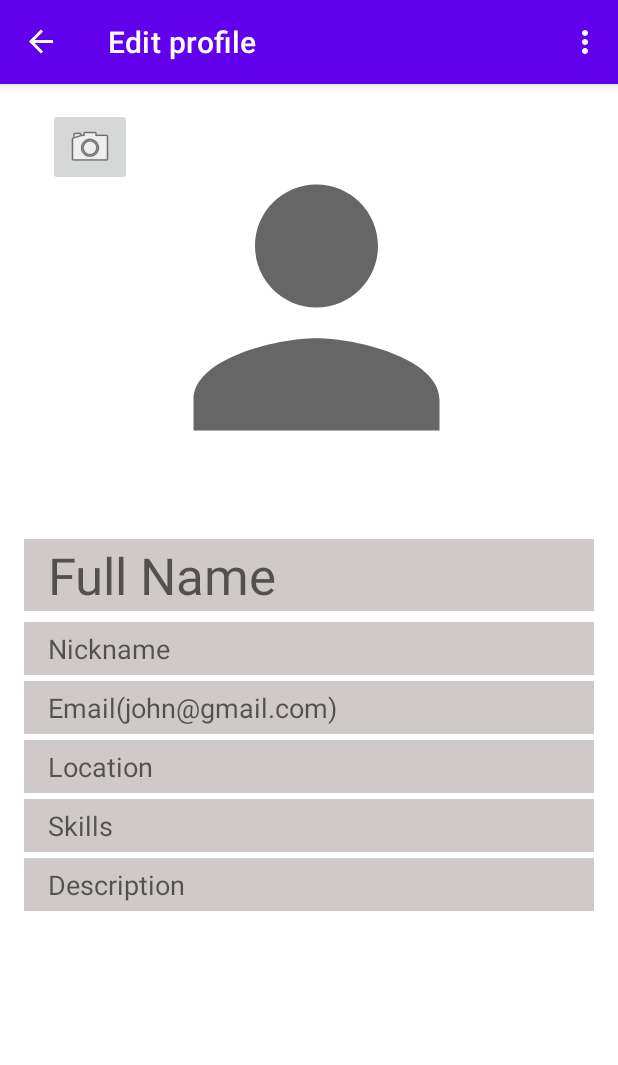
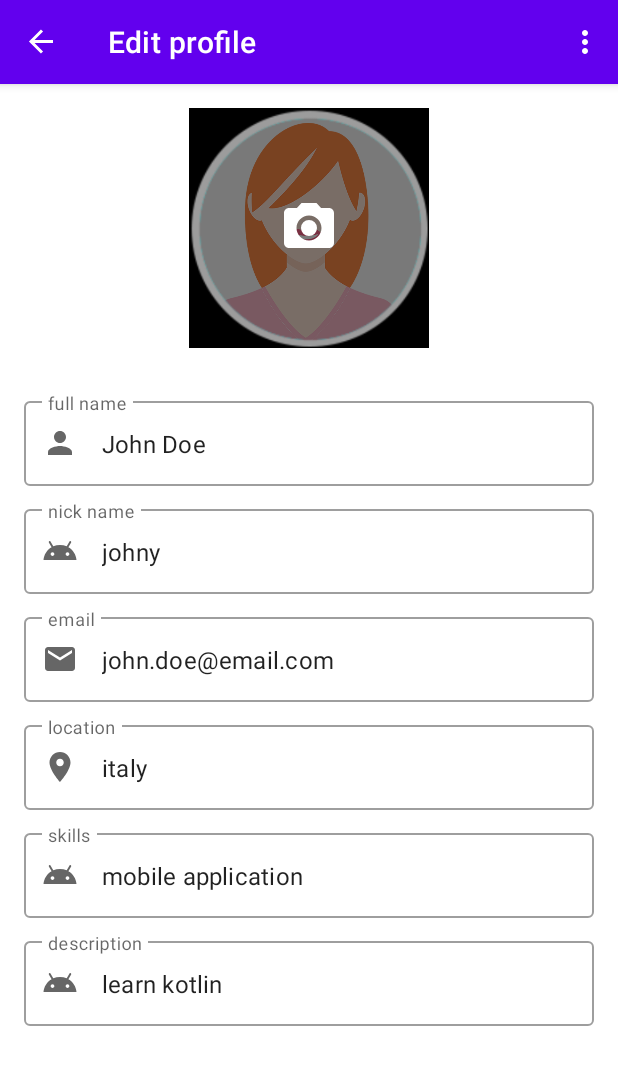
Before and after one commit to mosi14/TimeBankingApplication, an Android app: the EditProfileFragment screen opened through its navigation route, on a phone screen of 412 x 824 dp. Shown: the top 1065 px of the screen. Run offline under Robolectric (Android 15) with nearby library versions, the phone set to English and light mode, and no system bars; our stand-ins replace navigation-ui.

Commit message:
change edit profile view

```diff
--- /dev/null
+++ b/app/src/main/res/drawable/ic_baseline_android_24.xml
@@ -0,0 +1,10 @@
+<vector xmlns:android="http://schemas.android.com/apk/res/android"
+    android:width="24dp"
+    android:height="24dp"
+    android:viewportWidth="24"
+    android:viewportHeight="24"
+    android:tint="?attr/colorControlNormal">
+  <path
+      android:fillColor="@android:color/white"
+      android:pathData="M17.6,9.48l1.84,-3.18c0.16,-0.31 0.04,-0.69 -0.26,-0.85c-0.29,-0.15 -0.65,-0.06 -0.83,0.22l-1.88,3.24c-2.86,-1.21 -6.08,-1.21 -8.94,0L5.65,5.67c-0.19,-0.29 -0.58,-0.38 -0.87,-0.2C4.5,5.65 4.41,6.01 4.56,6.3L6.4,9.48C3.3,11.25 1.28,14.44 1,18h22C22.72,14.44 20.7,11.25 17.6,9.48zM7,15.25c-0.69,0 -1.25,-0.56 -1.25,-1.25c0,-0.69 0.56,-1.25 1.25,-1.25S8.25,13.31 8.25,14C8.25,14.69 7.69,15.25 7,15.25zM17,15.25c-0.69,0 -1.25,-0.56 -1.25,-1.25c0,-0.69 0.56,-1.25 1.25,-1.25s1.25,0.56 1.25,1.25C18.25,14.69 17.69,15.25 17,15.25z"/>
+</vector>
--- /dev/null
+++ b/app/src/main/res/drawable/ic_baseline_camera_alt_24.xml
@@ -0,0 +1,13 @@
+<vector xmlns:android="http://schemas.android.com/apk/res/android"
+    android:width="24dp"
+    android:height="24dp"
+    android:viewportWidth="24"
+    android:viewportHeight="24"
+    android:tint="?attr/colorControlNormal">
+  <path
+      android:fillColor="@android:color/white"
+      android:pathData="M12,12m-3.2,0a3.2,3.2 0,1 1,6.4 0a3.2,3.2 0,1 1,-6.4 0"/>
+  <path
+      android:fillColor="@android:color/white"
+      android:pathData="M9,2L7.17,4L4,4c-1.1,0 -2,0.9 -2,2v12c0,1.1 0.9,2 2,2h16c1.1,0 2,-0.9 2,-2L22,6c0,-1.1 -0.9,-2 -2,-2h-3.17L15,2L9,2zM12,17c-2.76,0 -5,-2.24 -5,-5s2.24,-5 5,-5 5,2.24 5,5 -2.24,5 -5,5z"/>
+</vector>
--- a/app/src/main/res/layout-land/fragment_edit_profile.xml
+++ b/app/src/main/res/layout-land/fragment_edit_profile.xml
@@ -1,121 +1,192 @@
 <?xml version="1.0" encoding="utf-8"?>
+<ScrollView xmlns:android="http://schemas.android.com/apk/res/android"
+    android:layout_width="match_parent"
+    android:layout_height="match_parent" >
 <LinearLayout xmlns:android="http://schemas.android.com/apk/res/android"
     xmlns:app="http://schemas.android.com/apk/res-auto"
     xmlns:tools="http://schemas.android.com/tools"
     android:layout_width="match_parent"
     android:layout_height="match_parent"
     android:orientation="horizontal"
-    android:paddingVertical="16dp"
-    tools:context=".EditProfileFragment">
+    tools:context=".EditProfileFragment"
+    android:baselineAligned="false">
 
-    <LinearLayout
-        android:layout_width="wrap_content"
-        android:layout_height="wrap_content"
-        android:layout_weight="1">
+
+    <RelativeLayout
+        android:id="@+id/ImageLayout"
+        android:layout_width="fill_parent"
+        android:layout_height="fill_parent"
+        android:layout_marginLeft="16dp"
+        android:layout_marginTop="16dp"
+        android:layout_marginRight="16dp"
+        android:layout_weight="2"
+        android:gravity="center"
+        app:layout_constraintEnd_toEndOf="parent"
+        app:layout_constraintStart_toStartOf="parent"
+        app:layout_constraintTop_toTopOf="parent">
+
+
+        <ImageView
+            android:id="@+id/navbar_profileImageView"
+            android:layout_width="160dp"
+            android:layout_height="160dp"
+            android:layout_centerHorizontal="true"
+            android:layout_centerVertical="true"
+            android:background="@drawable/user"
+            android:contentDescription="@string/profile_picture" />
 
         <ImageButton
             android:id="@+id/imageButton"
-            android:layout_width="wrap_content"
-            android:layout_height="wrap_content"
-            android:visibility="visible"
-            app:srcCompat="@android:drawable/ic_menu_camera" />
+            android:layout_width="160dp"
+            android:layout_height="160dp"
+            android:layout_centerHorizontal="true"
+            android:layout_centerVertical="true"
+            android:adjustViewBounds="true"
+            android:background="#A12B2B2B"
+            android:contentDescription="button camera"
+            android:padding="60dp"
+            android:scaleType="fitXY"
+            android:src="@drawable/ic_baseline_camera_alt_24"
+            android:tint="@color/white" />
 
         <ImageView
             android:id="@+id/imageView"
-            android:layout_width="match_parent"
-            android:layout_height="257dp"
-            app:srcCompat="@drawable/ic_baseline_person_24" />
-    </LinearLayout>
+            android:layout_width="160dp"
+            android:layout_height="160dp"
+            android:layout_centerHorizontal="true"
+            android:layout_centerVertical="true"
+            android:background="@drawable/circle"
+            android:contentDescription="@string/profile_picture" />
 
-    <LinearLayout
-        android:layout_width="wrap_content"
-        android:layout_height="wrap_content"
-        android:orientation="vertical"
-        android:layout_weight="2">
+    </RelativeLayout>
 
-        <EditText
-            android:background="#CFC9C9"
-            android:id="@+id/txtEditFullName"
+    <androidx.constraintlayout.widget.ConstraintLayout
+        android:id="@+id/constraintLayout"
+        android:layout_width="fill_parent"
+        android:layout_height="fill_parent"
+        android:layout_marginLeft="16dp"
+        android:layout_marginRight="16dp"
+        android:layout_marginBottom="16dp"
+        android:layout_weight="1"
+        android:paddingTop="20dp"
+        app:layout_constraintBottom_toBottomOf="parent"
+        app:layout_constraintTop_toBottomOf="@+id/ImageLayout">
+
+        <com.google.android.material.textfield.TextInputLayout
+            android:id="@+id/outlinedTextField_fullName"
+            style="@style/Widget.MaterialComponents.TextInputLayout.OutlinedBox"
             android:layout_width="match_parent"
             android:layout_height="wrap_content"
-            android:inputType="text"
-            android:paddingVertical="5dp"
-            android:layout_marginVertical="2dp"
-            android:paddingLeft="16dp"
-            android:paddingRight="16dp"
-            android:text=""
-            android:hint="Full Name"
-            android:textAppearance="@style/TextAppearance.AppCompat.Display1"/>
+            android:layout_marginTop="20dp"
+            android:hint="full name"
+            app:endIconMode="clear_text"
+            app:layout_constraintTop_toTopOf="@id/constraintLayout"
+            app:startIconContentDescription="full name"
+            app:startIconDrawable="@drawable/ic_baseline_person_24">
 
-        <EditText
-            android:background="#CFC9C9"
-            android:id="@+id/txtEditNickname"
+            <com.google.android.material.textfield.TextInputEditText
+                android:id="@+id/txtEditFullName"
+                android:layout_width="match_parent"
+                android:layout_height="wrap_content"
+                android:text="@string/john_doe" />
+        </com.google.android.material.textfield.TextInputLayout>
+
+        <com.google.android.material.textfield.TextInputLayout
+            android:id="@+id/outlinedTextField_nickName"
+            style="@style/Widget.MaterialComponents.TextInputLayout.OutlinedBox"
             android:layout_width="match_parent"
             android:layout_height="wrap_content"
-            android:inputType="text"
-            android:paddingLeft="16dp"
-            android:paddingRight="16dp"
-            android:paddingVertical="5dp"
-            android:layout_marginVertical="2dp"
-            android:text=""
-            android:hint="Nickname"
-            android:textAppearance="@style/TextAppearance.AppCompat.Medium"/>
+            android:layout_marginTop="10dp"
+            android:hint="nick name"
+            app:endIconMode="clear_text"
+            app:layout_constraintTop_toBottomOf="@+id/outlinedTextField_fullName"
+            app:startIconContentDescription="nick name"
+            app:startIconDrawable="@drawable/ic_baseline_android_24">
 
-        <EditText
-            android:background="#CFC9C9"
-            android:id="@+id/txtEditEmail"
+            <com.google.android.material.textfield.TextInputEditText
+                android:id="@+id/txtEditNickname"
+                android:layout_width="match_parent"
+                android:layout_height="wrap_content"
+                android:text="johny" />
+        </com.google.android.material.textfield.TextInputLayout>
+
+        <com.google.android.material.textfield.TextInputLayout
+            android:id="@+id/outlinedTextField_email"
+            style="@style/Widget.MaterialComponents.TextInputLayout.OutlinedBox"
             android:layout_width="match_parent"
             android:layout_height="wrap_content"
-            android:inputType="textEmailAddress"
-            android:paddingLeft="16dp"
-            android:paddingRight="16dp"
-            android:paddingVertical="5dp"
-            android:layout_marginVertical="2dp"
-            android:text=""
-            android:hint="Email(john@abc.com)"
-            android:textAppearance="@style/TextAppearance.AppCompat.Medium"/>
+            android:layout_marginTop="10dp"
+            android:hint="email"
+            app:endIconMode="clear_text"
+            app:layout_constraintTop_toBottomOf="@+id/outlinedTextField_nickName"
+            app:startIconContentDescription="@string/john_doe_email_com"
+            app:startIconDrawable="@drawable/ic_baseline_email_24">
 
-        <EditText
-            android:background="#CFC9C9"
-            android:id="@+id/txtEditLocation"
+            <com.google.android.material.textfield.TextInputEditText
+                android:id="@+id/txtEditEmail"
+                android:layout_width="match_parent"
+                android:layout_height="wrap_content"
+                android:text="@string/john_doe_email_com" />
+        </com.google.android.material.textfield.TextInputLayout>
+
+        <com.google.android.material.textfield.TextInputLayout
+            android:id="@+id/outlinedTextField_location"
+            style="@style/Widget.MaterialComponents.TextInputLayout.OutlinedBox"
             android:layout_width="match_parent"
             android:layout_height="wrap_content"
-            android:inputType="text"
-            android:paddingLeft="16dp"
-            android:paddingRight="16dp"
-            android:paddingVertical="5dp"
-            android:layout_marginVertical="2dp"
-            android:text=""
-            android:hint="Location"
-            android:textAppearance="@style/TextAppearance.AppCompat.Medium" />
+            android:layout_marginTop="10dp"
+            android:hint="location"
+            app:endIconMode="clear_text"
+            app:layout_constraintTop_toBottomOf="@+id/outlinedTextField_email"
+            app:startIconContentDescription="location"
+            app:startIconDrawable="@drawable/ic_baseline_location_on_24">
 
-        <EditText
-            android:background="#CFC9C9"
-            android:id="@+id/txtEditSkills"
-            android:inputType="text"
+            <com.google.android.material.textfield.TextInputEditText
+                android:id="@+id/txtEditLocation"
+                android:layout_width="match_parent"
+                android:layout_height="wrap_content"
+                android:text="italy" />
+        </com.google.android.material.textfield.TextInputLayout>
+
+        <com.google.android.material.textfield.TextInputLayout
+            android:id="@+id/outlinedTextField_skills"
+            style="@style/Widget.MaterialComponents.TextInputLayout.OutlinedBox"
             android:layout_width="match_parent"
             android:layout_height="wrap_content"
-            android:paddingLeft="16dp"
-            android:paddingRight="16dp"
-            android:paddingVertical="5dp"
-            android:layout_marginVertical="2dp"
-            android:text=""
-            android:hint="Skills"
-            android:textAppearance="@style/TextAppearance.AppCompat.Medium" />
+            android:layout_marginTop="10dp"
+            android:hint="skills"
+            app:endIconMode="clear_text"
+            app:layout_constraintTop_toBottomOf="@+id/outlinedTextField_location"
+            app:startIconContentDescription="skills"
+            app:startIconDrawable="@drawable/ic_baseline_android_24">
 
-        <EditText
-            android:background="#CFC9C9"
-            android:inputType="text"
-            android:id="@+id/txtEditDescription"
+            <com.google.android.material.textfield.TextInputEditText
+                android:id="@+id/txtEditSkills"
+                android:layout_width="match_parent"
+                android:layout_height="wrap_content"
+                android:text="mobile application" />
+        </com.google.android.material.textfield.TextInputLayout>
+
+        <com.google.android.material.textfield.TextInputLayout
+            android:id="@+id/outlinedTextField_description"
+            style="@style/Widget.MaterialComponents.TextInputLayout.OutlinedBox"
             android:layout_width="match_parent"
             android:layout_height="wrap_content"
-            android:paddingLeft="16dp"
-            android:paddingRight="16dp"
-            android:paddingVertical="5dp"
-            android:layout_marginVertical="2dp"
-            android:hint="Description"
-            android:text=""
-            android:textAppearance="@style/TextAppearance.AppCompat.Medium" />
-    </LinearLayout>
+            android:layout_marginTop="10dp"
+            android:hint="description"
+            app:endIconMode="clear_text"
+            app:layout_constraintTop_toBottomOf="@+id/outlinedTextField_skills"
+            app:startIconContentDescription="skills"
+            app:startIconDrawable="@drawable/ic_baseline_android_24">
+
+            <com.google.android.material.textfield.TextInputEditText
+                android:id="@+id/txtEditDescription"
+                android:layout_width="match_parent"
+                android:layout_height="wrap_content"
+                android:text="learn kotlin" />
+        </com.google.android.material.textfield.TextInputLayout>
+
+    </androidx.constraintlayout.widget.ConstraintLayout>
 
 </LinearLayout>
+</ScrollView>
--- a/app/src/main/res/layout/fragment_edit_profile.xml
+++ b/app/src/main/res/layout/fragment_edit_profile.xml
@@ -1,122 +1,190 @@
 <?xml version="1.0" encoding="utf-8"?>
+<ScrollView xmlns:android="http://schemas.android.com/apk/res/android"
+    android:layout_width="match_parent"
+    android:layout_height="match_parent" >
+
 <LinearLayout xmlns:android="http://schemas.android.com/apk/res/android"
     xmlns:app="http://schemas.android.com/apk/res-auto"
     xmlns:tools="http://schemas.android.com/tools"
     android:layout_width="match_parent"
     android:layout_height="match_parent"
     android:orientation="vertical"
-    android:paddingHorizontal="16dp"
     tools:context=".EditProfileFragment">
-    <LinearLayout
-        android:id="@+id/upperHalf"
-        android:layout_width="match_parent"
-        android:layout_height="wrap_content"
+
+    <RelativeLayout
+        android:id="@+id/ImageLayout"
+        android:layout_width="fill_parent"
+        android:layout_height="fill_parent"
+        android:layout_marginLeft="16dp"
+        android:layout_marginTop="16dp"
+        android:layout_marginRight="16dp"
         android:layout_weight="2"
-        android:padding="16dp"
-        android:layout_gravity="center">
+        android:gravity="center"
+        app:layout_constraintEnd_toEndOf="parent"
+        app:layout_constraintStart_toStartOf="parent"
+        app:layout_constraintTop_toTopOf="parent">
+
+        <ImageView
+            android:id="@+id/navbar_profileImageView"
+            android:layout_width="160dp"
+            android:layout_height="160dp"
+            android:layout_centerHorizontal="true"
+            android:layout_centerVertical="true"
+            android:background="@drawable/user"
+            android:contentDescription="@string/profile_picture" />
 
         <ImageButton
             android:id="@+id/imageButton"
-            android:layout_width="wrap_content"
-            android:layout_height="wrap_content"
-            app:srcCompat="@android:drawable/ic_menu_camera" />
+            android:layout_width="160dp"
+            android:layout_height="160dp"
+            android:layout_centerHorizontal="true"
+            android:layout_centerVertical="true"
+            android:adjustViewBounds="true"
+            android:background="#A12B2B2B"
+            android:contentDescription="button camera"
+            android:padding="60dp"
+            android:scaleType="fitXY"
+            android:src="@drawable/ic_baseline_camera_alt_24"
+            android:tint="@color/white" />
 
         <ImageView
             android:id="@+id/imageView"
-            android:layout_width="246dp"
-            android:layout_height="match_parent"
-            app:srcCompat="@drawable/ic_baseline_person_24" />
-    </LinearLayout>
-    <LinearLayout
-        android:id="@+id/lowerHalf"
+            android:layout_width="160dp"
+            android:layout_height="160dp"
+            android:layout_centerInParent="true"
+            android:background="@drawable/circle"
+            android:contentDescription="@string/profile_picture" />
+
+    </RelativeLayout>
+
+    <androidx.constraintlayout.widget.ConstraintLayout
+        android:id="@+id/constraintLayout"
+        android:layout_width="fill_parent"
+        android:layout_height="fill_parent"
+        android:layout_marginLeft="16dp"
+        android:layout_marginRight="16dp"
+        android:layout_marginBottom="16dp"
+        android:layout_weight="1"
+        android:paddingTop="20dp"
+        app:layout_constraintBottom_toBottomOf="parent"
+        app:layout_constraintTop_toBottomOf="@+id/ImageLayout">
+
+        <com.google.android.material.textfield.TextInputLayout
+            android:id="@+id/outlinedTextField_fullName"
+            style="@style/Widget.MaterialComponents.TextInputLayout.OutlinedBox"
             android:layout_width="match_parent"
             android:layout_height="wrap_content"
-        android:orientation="vertical"
-        android:layout_weight="2">
+            android:layout_marginTop="10dp"
+            android:hint="full name"
+            app:endIconMode="clear_text"
+            app:layout_constraintTop_toTopOf="@id/constraintLayout"
+            app:startIconContentDescription="full name"
+            app:startIconDrawable="@drawable/ic_baseline_person_24">
 
-        <EditText
+            <com.google.android.material.textfield.TextInputEditText
                 android:id="@+id/txtEditFullName"
                 android:layout_width="match_parent"
                 android:layout_height="wrap_content"
-            android:layout_marginVertical="5dp"
-            android:background="#CFC9C9"
-            android:hint="Full Name"
-            android:inputType="text"
-            android:minHeight="48dp"
-            android:paddingLeft="16dp"
-            android:paddingRight="16dp"
-            android:text=""
-            android:textAppearance="@style/TextAppearance.AppCompat.Display1" />
+                android:text="@string/john_doe" />
+        </com.google.android.material.textfield.TextInputLayout>
 
-        <EditText
-            android:background="#CFC9C9"
+        <com.google.android.material.textfield.TextInputLayout
+            android:id="@+id/outlinedTextField_nickName"
+            style="@style/Widget.MaterialComponents.TextInputLayout.OutlinedBox"
+            android:layout_width="match_parent"
+            android:layout_height="wrap_content"
+            android:layout_marginTop="10dp"
+            android:hint="nick name"
+            app:endIconMode="clear_text"
+            app:layout_constraintTop_toBottomOf="@+id/outlinedTextField_fullName"
+            app:startIconContentDescription="nick name"
+            app:startIconDrawable="@drawable/ic_baseline_android_24">
+
+            <com.google.android.material.textfield.TextInputEditText
                 android:id="@+id/txtEditNickname"
                 android:layout_width="match_parent"
                 android:layout_height="wrap_content"
-            android:paddingLeft="16dp"
-            android:layout_marginVertical="2dp"
-            android:paddingVertical="5dp"
-            android:paddingRight="16dp"
-            android:inputType="text"
-            android:text=""
-            android:hint="Nickname"
-            android:textAppearance="@style/TextAppearance.AppCompat.Medium" />
+                android:text="johny" />
+        </com.google.android.material.textfield.TextInputLayout>
 
-        <EditText
-            android:background="#CFC9C9"
+        <com.google.android.material.textfield.TextInputLayout
+            android:id="@+id/outlinedTextField_email"
+            style="@style/Widget.MaterialComponents.TextInputLayout.OutlinedBox"
+            android:layout_width="match_parent"
+            android:layout_height="wrap_content"
+            android:layout_marginTop="10dp"
+            android:hint="email"
+            app:endIconMode="clear_text"
+            app:layout_constraintTop_toBottomOf="@+id/outlinedTextField_nickName"
+            app:startIconContentDescription="@string/john_doe_email_com"
+            app:startIconDrawable="@drawable/ic_baseline_email_24">
+
+            <com.google.android.material.textfield.TextInputEditText
                 android:id="@+id/txtEditEmail"
                 android:layout_width="match_parent"
                 android:layout_height="wrap_content"
-            android:paddingLeft="16dp"
-            android:paddingVertical="5dp"
-            android:paddingRight="16dp"
-            android:layout_marginVertical="2dp"
-            android:inputType="textEmailAddress"
-            android:text=""
-            android:hint="Email(john@gmail.com)"
-            android:textAppearance="@style/TextAppearance.AppCompat.Medium" />
+                android:text="@string/john_doe_email_com" />
+        </com.google.android.material.textfield.TextInputLayout>
 
-        <EditText
-            android:background="#CFC9C9"
+        <com.google.android.material.textfield.TextInputLayout
+            android:id="@+id/outlinedTextField_location"
+            style="@style/Widget.MaterialComponents.TextInputLayout.OutlinedBox"
+            android:layout_width="match_parent"
+            android:layout_height="wrap_content"
+            android:layout_marginTop="10dp"
+            android:hint="location"
+            app:endIconMode="clear_text"
+            app:layout_constraintTop_toBottomOf="@+id/outlinedTextField_email"
+            app:startIconContentDescription="location"
+            app:startIconDrawable="@drawable/ic_baseline_location_on_24">
+
+            <com.google.android.material.textfield.TextInputEditText
                 android:id="@+id/txtEditLocation"
                 android:layout_width="match_parent"
                 android:layout_height="wrap_content"
-            android:inputType="text"
-            android:paddingLeft="16dp"
-            android:paddingRight="16dp"
-            android:paddingVertical="5dp"
-            android:layout_marginVertical="2dp"
-            android:text=""
-            android:hint="Location"
-            android:textAppearance="@style/TextAppearance.AppCompat.Medium" />
-        <EditText
-            android:background="#CFC9C9"
+                android:text="italy" />
+        </com.google.android.material.textfield.TextInputLayout>
+
+        <com.google.android.material.textfield.TextInputLayout
+            android:id="@+id/outlinedTextField_skills"
+            style="@style/Widget.MaterialComponents.TextInputLayout.OutlinedBox"
+            android:layout_width="match_parent"
+            android:layout_height="wrap_content"
+            android:layout_marginTop="10dp"
+            android:hint="skills"
+            app:endIconMode="clear_text"
+            app:layout_constraintTop_toBottomOf="@+id/outlinedTextField_location"
+            app:startIconContentDescription="skills"
+            app:startIconDrawable="@drawable/ic_baseline_android_24">
+
+            <com.google.android.material.textfield.TextInputEditText
                 android:id="@+id/txtEditSkills"
                 android:layout_width="match_parent"
                 android:layout_height="wrap_content"
-            android:inputType="text"
-            android:paddingLeft="16dp"
-            android:paddingRight="16dp"
-            android:paddingVertical="5dp"
-            android:layout_marginVertical="2dp"
-            android:text=""
-            android:hint="Skills"
-            android:textAppearance="@style/TextAppearance.AppCompat.Medium" />
-        <EditText
-            android:background="#CFC9C9"
-            android:inputType="text"
+                android:text="mobile application" />
+        </com.google.android.material.textfield.TextInputLayout>
+
+        <com.google.android.material.textfield.TextInputLayout
+            android:id="@+id/outlinedTextField_description"
+            style="@style/Widget.MaterialComponents.TextInputLayout.OutlinedBox"
+            android:layout_width="match_parent"
+            android:layout_height="wrap_content"
+            android:layout_marginTop="10dp"
+            android:hint="description"
+            app:endIconMode="clear_text"
+            app:layout_constraintTop_toBottomOf="@+id/outlinedTextField_skills"
+            app:startIconContentDescription="skills"
+            app:startIconDrawable="@drawable/ic_baseline_android_24">
+
+            <com.google.android.material.textfield.TextInputEditText
                 android:id="@+id/txtEditDescription"
                 android:layout_width="match_parent"
                 android:layout_height="wrap_content"
-            android:paddingLeft="16dp"
-            android:paddingRight="16dp"
-            android:paddingVertical="5dp"
-            android:layout_marginVertical="2dp"
-            android:text=""
-            android:hint="Description"
-            android:textAppearance="@style/TextAppearance.AppCompat.Medium" />
-    </LinearLayout>
+                android:text="learn kotlin" />
+        </com.google.android.material.textfield.TextInputLayout>
 
+    </androidx.constraintlayout.widget.ConstraintLayout>
 
 
 </LinearLayout>
+</ScrollView>
```
Also changed, not shown: app/src/main/res/drawable/circle.png (added), app/src/main/res/drawable/user.png (added). Lines whose indentation alone changed are shown as unchanged.
